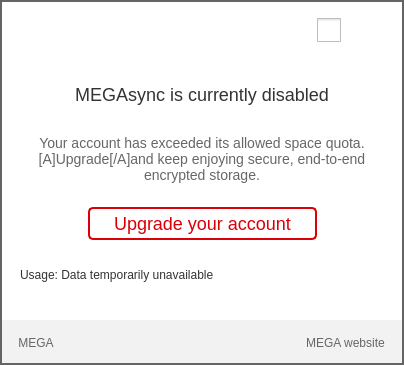
First picture: the form in Source/MEGASync/gui/linux/InfoOverQuotaDialog.ui, repository meganz/MEGAsync, before the edit.
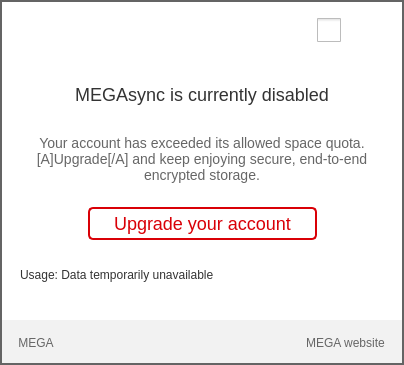
Second picture: the form after the edit. Icons and pictures are not drawn. Custom widgets are drawn as their Qt base class.

The edit to the form file:
```diff
--- a/Source/MEGASync/gui/linux/InfoOverQuotaDialog.ui
+++ b/Source/MEGASync/gui/linux/InfoOverQuotaDialog.ui
@@ -460,7 +460,7 @@
                 </sizepolicy>
                </property>
                <property name="text">
-                <string>Your account has exceeded its allowed space quota.[A]Upgrade[/A]and keep enjoying secure, end-to-end encrypted storage.</string>
+                <string>Your account has exceeded its allowed space quota. [A]Upgrade[/A] and keep enjoying secure, end-to-end encrypted storage.</string>
                </property>
                <property name="alignment">
                 <set>Qt::AlignCenter</set>
```
